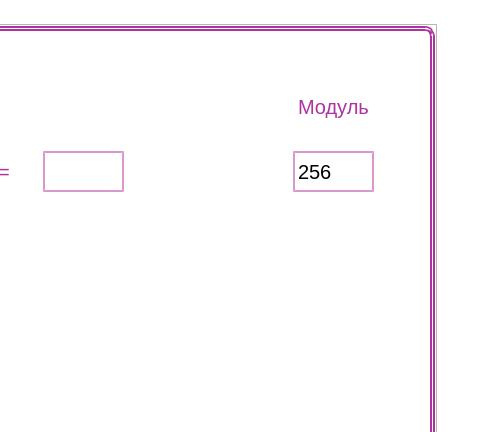
Qt form ui/crypt.ui (elizarpif/goui) before a commit; both pictures show x 544 to 1024 and y 0 to 432 of the 1024 by 1030 pixel window.
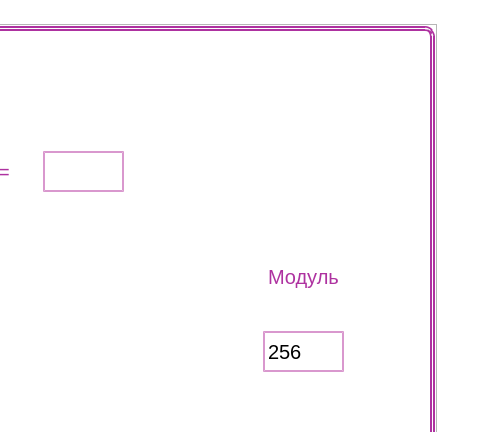
The same form after that commit.

Patch:
```diff
--- a/ui/crypt.ui
+++ b/ui/crypt.ui
@@ -619,8 +619,8 @@
      <widget class="QLabel" name="labelLab2Modulo">
       <property name="geometry">
        <rect>
-        <x>790</x>
-        <y>40</y>
+        <x>760</x>
+        <y>210</y>
         <width>101</width>
         <height>51</height>
        </rect>
@@ -632,8 +632,8 @@
      <widget class="QLineEdit" name="lab2Modulo">
       <property name="geometry">
        <rect>
-        <x>800</x>
-        <y>110</y>
+        <x>770</x>
+        <y>290</y>
         <width>81</width>
         <height>41</height>
        </rect>
```
